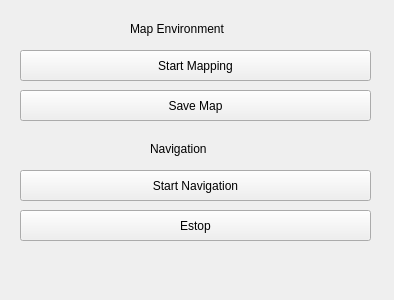
Concordia-Building-Inspection-Robot/wheeltec-building-inspection, file resource/building-inspec-control.ui: the form before one commit.
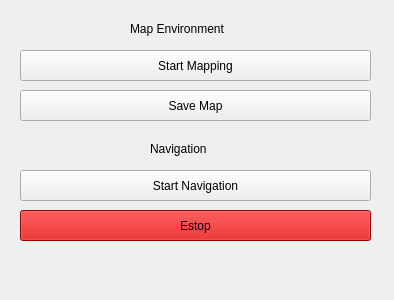
The form after the commit.

Commit message: Change estop button color to red

What changed in the file:
```diff
--- a/resource/building-inspec-control.ui
+++ b/resource/building-inspec-control.ui
@@ -90,6 +90,9 @@
    <property name="autoFillBackground">
     <bool>false</bool>
    </property>
+   <property name="styleSheet">
+    <string notr="true">background-color: rgb(204, 0, 0)</string>
+   </property>
    <property name="text">
     <string>Estop</string>
    </property>
```
The commit also changes 1 other file.
